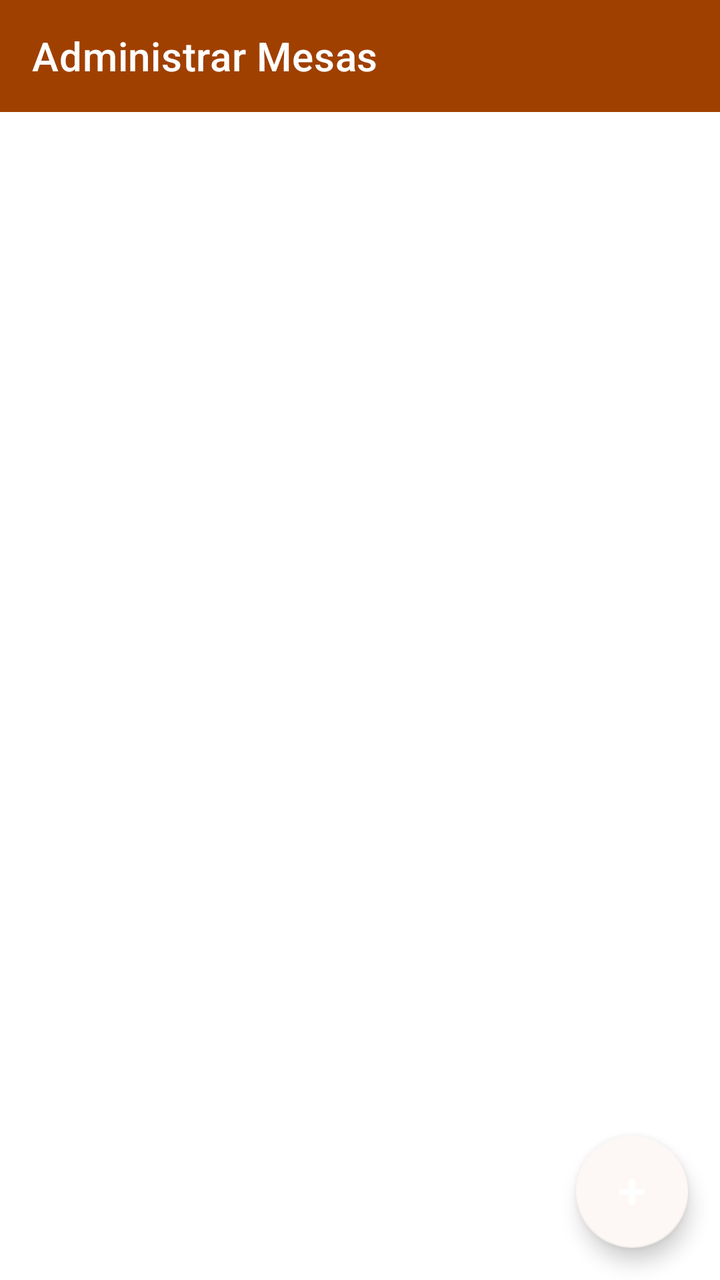
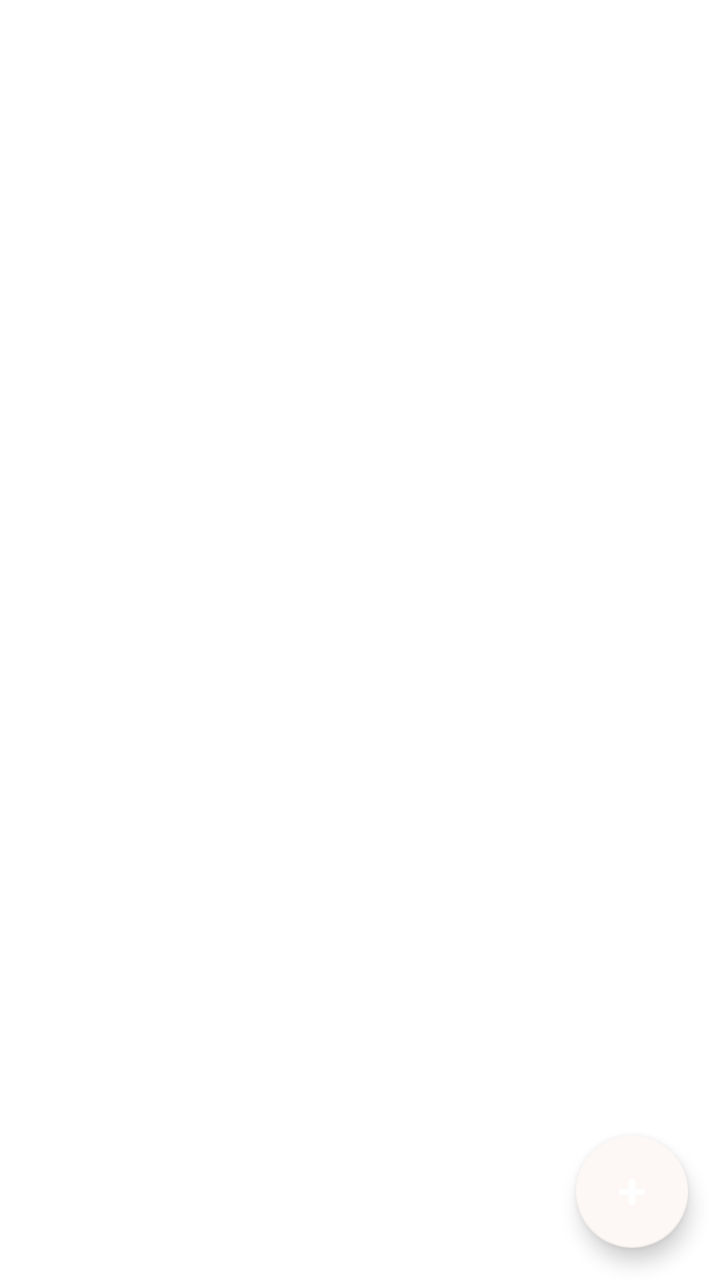

An Android layout rendered at two revisions. The XML below is the earlier revision; the diff shows what the commit changed to produce the second picture.
<!-- AndroidManifest.xml: application theme Theme.Sistema_Restaurante -->
<!-- res/layout/activity_table_list.xml -->
<?xml version="1.0" encoding="utf-8"?>
<androidx.coordinatorlayout.widget.CoordinatorLayout xmlns:android="http://schemas.android.com/apk/res/android"
    xmlns:app="http://schemas.android.com/apk/res-auto"
    android:layout_width="match_parent"
    android:layout_height="match_parent">

    <LinearLayout
        android:layout_width="match_parent"
        android:layout_height="match_parent"
        android:orientation="vertical">

        <androidx.appcompat.widget.Toolbar
            android:id="@+id/toolbarTables"
            android:layout_width="match_parent"
            android:layout_height="?attr/actionBarSize"
            android:background="?attr/colorPrimary"
            app:title="Administrar Mesas"
            app:titleTextColor="@android:color/white" />

        <androidx.recyclerview.widget.RecyclerView
            android:id="@+id/rvTablesManage"
            android:layout_width="match_parent"
            android:layout_height="match_parent"
            android:padding="8dp" />
    </LinearLayout>

    <com.google.android.material.floatingactionbutton.FloatingActionButton
        android:id="@+id/fabAddTable"
        android:layout_width="wrap_content"
        android:layout_height="wrap_content"
        android:layout_gravity="bottom|end"
        android:layout_margin="16dp"
        android:src="@android:drawable/ic_input_add"
        app:tint="@android:color/white" />

</androidx.coordinatorlayout.widget.CoordinatorLayout>
<!-- resources referenced by this layout -->
<resources>
  <style name="Theme.Sistema_Restaurante" parent="Theme.MaterialComponents.Light.NoActionBar">
          
          <item name="colorPrimary">#A04000</item>
          <item name="colorPrimaryVariant">#7E3200</item>
          <item name="colorOnPrimary">@color/white</item>
          
          <item name="colorSecondary">#FDF8F5</item>
          <item name="colorSecondaryVariant">#F5EBE0</item>
          <item name="colorOnSecondary">@color/black</item>
          
          <item name="android:statusBarColor">#FDF8F5</item>
          <item name="android:windowLightStatusBar">true</item>
          
      </style>
  <color name="white">#FFFFFFFF</color>
  <color name="black">#FF000000</color>
</resources>

<!-- the commit's change to res/layout/activity_table_list.xml (unified diff, before → after) -->
@@ -9,13 +9,7 @@
         android:layout_height="match_parent"
         android:orientation="vertical">
 
-        <androidx.appcompat.widget.Toolbar
-            android:id="@+id/toolbarTables"
-            android:layout_width="match_parent"
-            android:layout_height="?attr/actionBarSize"
-            android:background="?attr/colorPrimary"
-            app:title="Administrar Mesas"
-            app:titleTextColor="@android:color/white" />
+       
 
         <androidx.recyclerview.widget.RecyclerView
             android:id="@+id/rvTablesManage"
